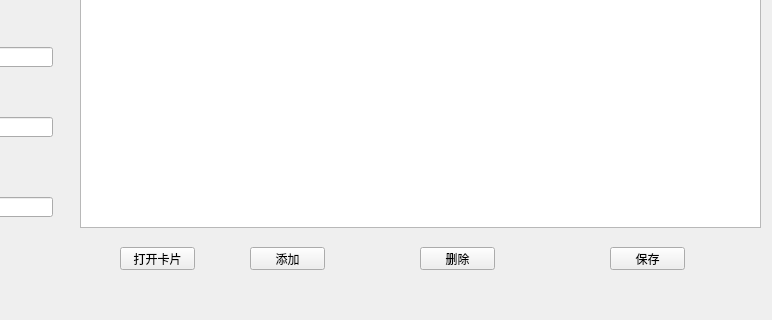
Before: the Qt Designer form src/vipwidget.ui in daodaoliang/caicai, drawn with Qt 5; both pictures show x 150 to 922 and y 153 to 473 of the 922 by 473 pixel window.
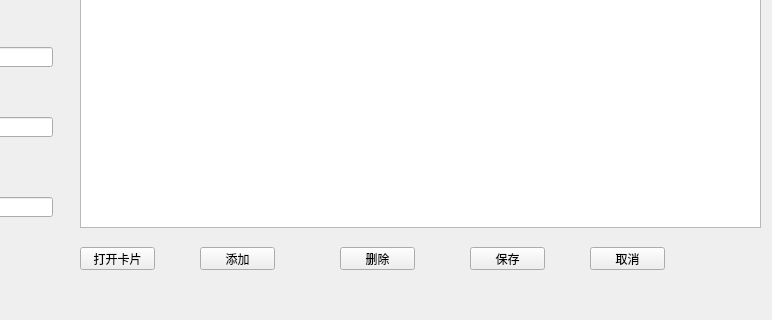
After: the same form once the commit is applied.

What changed in the file:
```diff
--- a/src/vipwidget.ui
+++ b/src/vipwidget.ui
@@ -131,7 +131,7 @@
   <widget class="QPushButton" name="pushButton_Add">
    <property name="geometry">
     <rect>
-     <x>400</x>
+     <x>350</x>
      <y>400</y>
      <width>75</width>
      <height>23</height>
@@ -144,7 +144,7 @@
   <widget class="QPushButton" name="pushButton_2">
    <property name="geometry">
     <rect>
-     <x>570</x>
+     <x>490</x>
      <y>400</y>
      <width>75</width>
      <height>23</height>
@@ -167,7 +167,7 @@
   <widget class="QPushButton" name="pushButton_Save">
    <property name="geometry">
     <rect>
-     <x>760</x>
+     <x>620</x>
      <y>400</y>
      <width>75</width>
      <height>23</height>
@@ -203,7 +203,7 @@
   <widget class="QPushButton" name="pushButton_OpenCard">
    <property name="geometry">
     <rect>
-     <x>270</x>
+     <x>230</x>
      <y>400</y>
      <width>75</width>
      <height>23</height>
@@ -213,6 +213,19 @@
     <string>打开卡片</string>
    </property>
   </widget>
+  <widget class="QPushButton" name="pushButton_Cancle">
+   <property name="geometry">
+    <rect>
+     <x>740</x>
+     <y>400</y>
+     <width>75</width>
+     <height>23</height>
+    </rect>
+   </property>
+   <property name="text">
+    <string>取消</string>
+   </property>
+  </widget>
  </widget>
  <resources/>
  <connections/>
```
